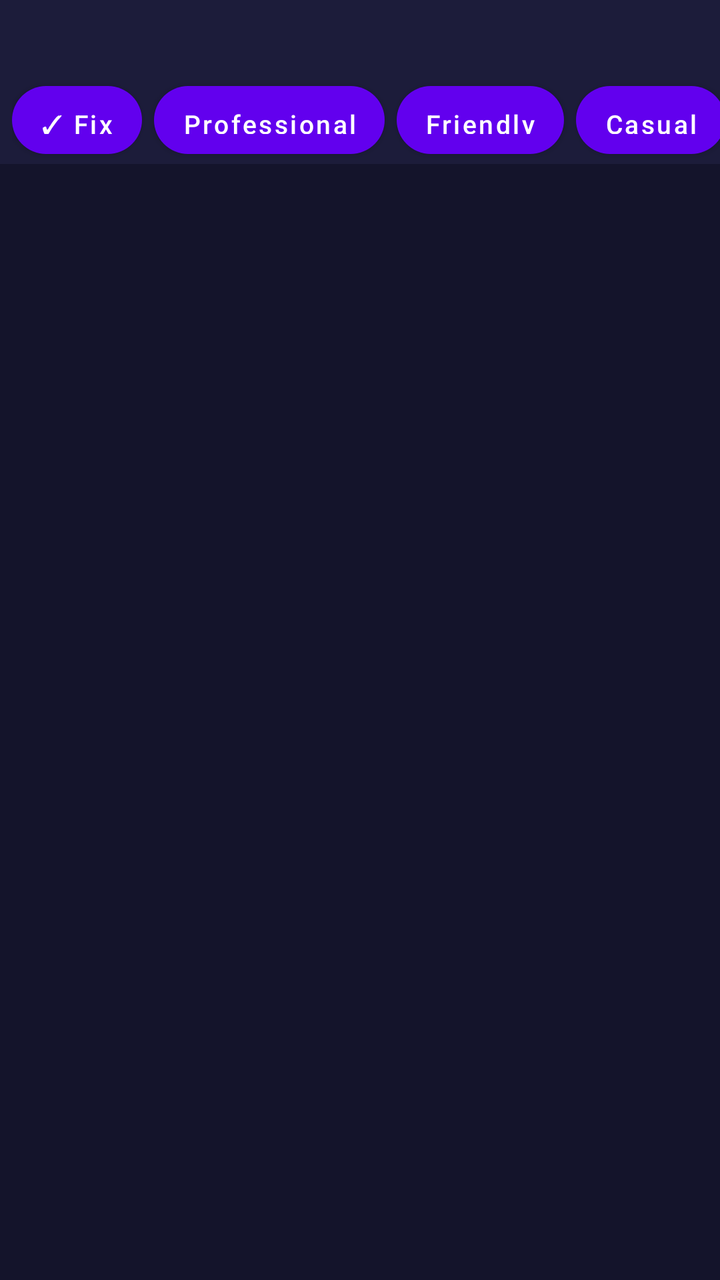
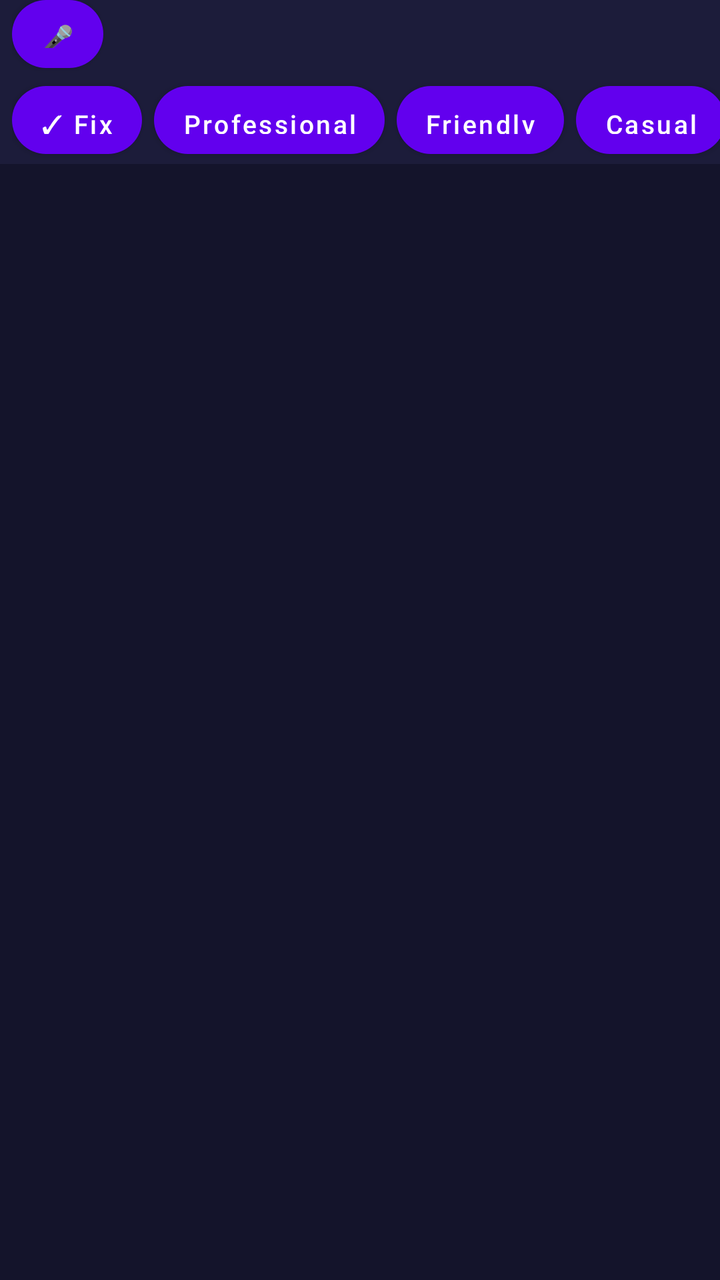

Screens rendered from an Android XML layout before and after an edit, with the pre-edit source and the edit as a unified diff.
<!-- AndroidManifest.xml: application theme Theme.AIKeyboard -->
<!-- res/layout/keyboard_container.xml -->
<?xml version="1.0" encoding="utf-8"?>
<LinearLayout xmlns:android="http://schemas.android.com/apk/res/android"
    android:layout_width="match_parent"
    android:layout_height="wrap_content"
    android:orientation="vertical"
    android:background="#14142B">

    
    <LinearLayout
        android:id="@+id/aiPreviewPanel"
        android:layout_width="match_parent"
        android:layout_height="wrap_content"
        android:orientation="vertical"
        android:background="#1C1C3A"
        android:padding="10dp"
        android:visibility="gone">

        <TextView
            android:id="@+id/aiPreviewText"
            android:layout_width="match_parent"
            android:layout_height="wrap_content"
            android:maxLines="4"
            android:textColor="#FFFFFF"
            android:textSize="14sp"
            android:background="#14142B"
            android:padding="8dp" />

        <LinearLayout
            android:layout_width="match_parent"
            android:layout_height="wrap_content"
            android:orientation="horizontal"
            android:layout_marginTop="8dp"
            android:gravity="end">

            <Button
                android:id="@+id/btnPreviewCancel"
                style="@style/AiChip"
                android:text="✕ Cancel" />

            <Button
                android:id="@+id/btnPreviewAccept"
                style="@style/AiChip"
                android:text="✓ Use this" />

        </LinearLayout>
    </LinearLayout>

    <LinearLayout
        android:id="@+id/wordSuggestBar"
        android:layout_width="match_parent"
        android:layout_height="38dp"
        android:orientation="horizontal"
        android:gravity="center_vertical"
        android:background="#1C1C3A"
        android:paddingStart="6dp"
        android:paddingEnd="6dp">

        <Button android:id="@+id/wordSuggest1" style="@style/AiChip" android:text="" android:visibility="gone" />
        <Button android:id="@+id/wordSuggest2" style="@style/AiChip" android:text="" android:visibility="gone" />
        <Button android:id="@+id/wordSuggest3" style="@style/AiChip" android:text="" android:visibility="gone" />

    </LinearLayout>

    <HorizontalScrollView
        android:layout_width="match_parent"
        android:layout_height="44dp"
        android:scrollbars="none"
        android:background="#1C1C3A">

        <LinearLayout
            android:id="@+id/suggestionStrip"
            android:layout_width="wrap_content"
            android:layout_height="match_parent"
            android:orientation="horizontal"
            android:gravity="center_vertical"
            android:paddingStart="6dp"
            android:paddingEnd="6dp">

            <Button
                android:id="@+id/btnFixGrammar"
                style="@style/AiChip"
                android:text="✓ Fix" />

            <Button
                android:id="@+id/btnToneProfessional"
                style="@style/AiChip"
                android:text="Professional" />

            <Button
                android:id="@+id/btnToneFriendly"
                style="@style/AiChip"
                android:text="Friendly" />

            <Button
                android:id="@+id/btnToneCasual"
                style="@style/AiChip"
                android:text="Casual" />

            <Button
                android:id="@+id/btnToneFormal"
                style="@style/AiChip"
                android:text="Formal" />

            <Button
                android:id="@+id/btnToneFunny"
                style="@style/AiChip"
                android:text="Funny" />

            <Button
                android:id="@+id/btnToneFlirty"
                style="@style/AiChip"
                android:text="Flirty" />

            <Button
                android:id="@+id/btnSuggestReply"
                style="@style/AiChip"
                android:text="💬 Reply" />

        </LinearLayout>
    </HorizontalScrollView>

    <android.inputmethodservice.KeyboardView
        android:id="@+id/keyboardView"
        android:layout_width="match_parent"
        android:layout_height="wrap_content"
        android:keyBackground="@drawable/key_background"
        android:keyTextColor="#FFFFFF"
        android:keyTextSize="18sp"
        android:background="#14142B" />

</LinearLayout>
<!-- resources referenced by this layout -->
<resources>
  <!-- drawable key_background (drawable) -->
  <?xml version="1.0" encoding="utf-8"?>
  <selector xmlns:android="http://schemas.android.com/apk/res/android">
      <item android:state_pressed="true">
          <shape android:shape="rectangle">
              <solid android:color="#5B4FE8" />
              <corners android:radius="10dp" />
          </shape>
      </item>
      <item>
          <shape android:shape="rectangle">
              <solid android:color="#2A2A45" />
              <corners android:radius="10dp" />
          </shape>
      </item>
  </selector>
  <style name="AiChip">
          <item name="android:layout_width">wrap_content</item>
          <item name="android:layout_height">34dp</item>
          <item name="android:layout_marginEnd">6dp</item>
          <item name="android:paddingStart">14dp</item>
          <item name="android:paddingEnd">14dp</item>
          <item name="android:minWidth">0dp</item>
          <item name="android:minHeight">0dp</item>
          <item name="android:textAllCaps">false</item>
          <item name="android:textSize">13sp</item>
          <item name="android:textColor">#FFFFFF</item>
          <item name="android:background">@drawable/chip_background</item>
      </style>
  <style name="Theme.AIKeyboard" parent="Theme.MaterialComponents.DayNight.NoActionBar" />
  <!-- drawable chip_background (drawable) -->
  <?xml version="1.0" encoding="utf-8"?>
  <shape xmlns:android="http://schemas.android.com/apk/res/android" android:shape="rectangle">
      <solid android:color="#3A3A5C" />
      <corners android:radius="17dp" />
  </shape>
</resources>

<!-- the commit's change to res/layout/keyboard_container.xml (unified diff, before → after) -->
@@ -5,7 +5,6 @@
     android:orientation="vertical"
     android:background="#14142B">
 
-    
     <LinearLayout
         android:id="@+id/aiPreviewPanel"
         android:layout_width="match_parent"
@@ -58,6 +57,12 @@
         <Button android:id="@+id/wordSuggest1" style="@style/AiChip" android:text="" android:visibility="gone" />
         <Button android:id="@+id/wordSuggest2" style="@style/AiChip" android:text="" android:visibility="gone" />
         <Button android:id="@+id/wordSuggest3" style="@style/AiChip" android:text="" android:visibility="gone" />
+
+        <Button
+            android:id="@+id/btnMic"
+            style="@style/AiChip"
+            android:layout_gravity="end"
+            android:text="🎤" />
 
     </LinearLayout>
 
